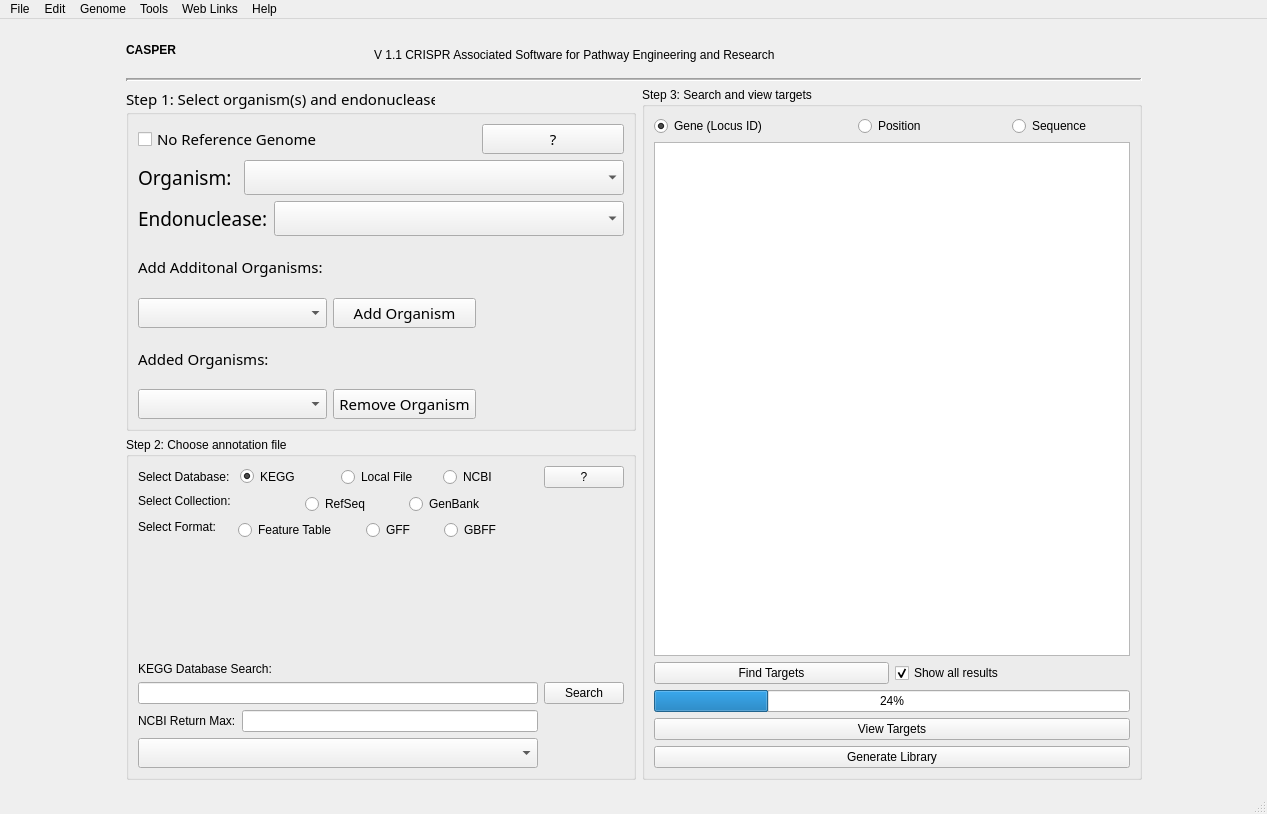
Before: the Qt Designer form CASPER_main.ui in TrinhLab/CASPERapp, drawn with Qt 5.
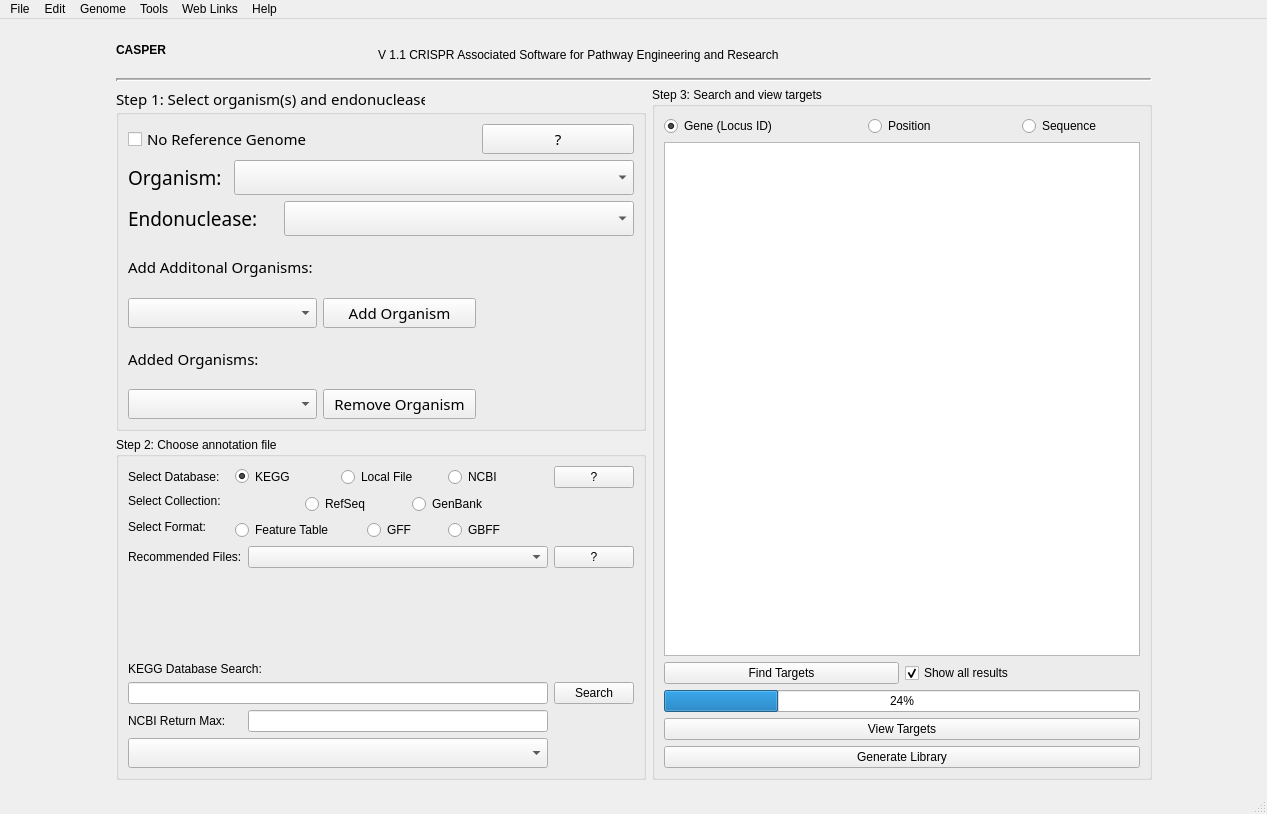
After: the same form once the commit is applied.

Commit message: Pushing update to main that adds in a file recommendation dropwdown for when the user is searching Kegg/NCBI and doesn't know which file to use.

Diff of the .ui file:
```diff
--- a/CASPER_main.ui
+++ b/CASPER_main.ui
@@ -358,46 +358,7 @@
         <layout class="QGridLayout" name="gridLayout_5">
          <item row="1" column="0" rowspan="2" colspan="3">
           <layout class="QGridLayout" name="gridLayout_14">
-           <item row="8" column="0">
-            <widget class="QLabel" name="ncbi_ret_max_label">
-             <property name="text">
-              <string>NCBI Return Max:</string>
-             </property>
-            </widget>
-           </item>
-           <item row="8" column="1">
-            <widget class="QLineEdit" name="ncbi_ret_max_line_edit">
-             <property name="enabled">
-              <bool>true</bool>
-             </property>
-             <property name="toolTip">
-              <string>&lt;html&gt;&lt;head/&gt;&lt;body&gt;&lt;p&gt;This allows you to set the maximum number of results returned from Entrez.&lt;/p&gt;&lt;p&gt;No value above 100 is allowed.&lt;/p&gt;&lt;p&gt;Note: The larger the number entered, the longer the search could take.&lt;/p&gt;&lt;/body&gt;&lt;/html&gt;</string>
-             </property>
-            </widget>
-           </item>
-           <item row="9" column="0" colspan="2">
-            <widget class="QComboBox" name="Annotations_Organism">
-             <property name="minimumSize">
-              <size>
-               <width>320</width>
-               <height>0</height>
-              </size>
-             </property>
-             <property name="font">
-              <font>
-               <family>Sans Serif</family>
-               <pointsize>11</pointsize>
-               <weight>50</weight>
-               <italic>false</italic>
-               <bold>false</bold>
-              </font>
-             </property>
-            </widget>
-           </item>
-           <item row="7" column="0" colspan="2">
-            <widget class="QLineEdit" name="Search_Input"/>
-           </item>
-           <item row="7" column="2">
+           <item row="9" column="2">
             <widget class="QPushButton" name="Search_Button">
              <property name="maximumSize">
               <size>
@@ -457,29 +418,6 @@
              </item>
             </layout>
            </item>
-           <item row="2" column="2">
-            <widget class="QPushButton" name="Confused_Button">
-             <property name="maximumSize">
-              <size>
-               <width>80</width>
-               <height>23</height>
-              </size>
-             </property>
-             <property name="text">
-              <string>?</string>
-             </property>
-            </widget>
-           </item>
-           <item row="6" column="0" colspan="3" alignment="Qt::AlignLeft|Qt::AlignBottom">
-            <widget class="QLabel" name="Search_Label">
-             <property name="text">
-              <string>KEGG Database Search:</string>
-             </property>
-             <property name="alignment">
-              <set>Qt::AlignCenter</set>
-             </property>
-            </widget>
-           </item>
            <item row="3" column="0" colspan="2">
             <layout class="QHBoxLayout" name="horizontalLayout_3">
              <item alignment="Qt::AlignTop">
@@ -570,7 +508,69 @@
              </item>
             </layout>
            </item>
-           <item row="5" column="1">
+           <item row="5" column="0">
+            <widget class="QLabel" name="label_4">
+             <property name="text">
+              <string>Recommended Files:</string>
+             </property>
+            </widget>
+           </item>
+           <item row="8" column="0" colspan="3" alignment="Qt::AlignLeft|Qt::AlignBottom">
+            <widget class="QLabel" name="Search_Label">
+             <property name="text">
+              <string>KEGG Database Search:</string>
+             </property>
+             <property name="alignment">
+              <set>Qt::AlignCenter</set>
+             </property>
+            </widget>
+           </item>
+           <item row="10" column="1">
+            <widget class="QLineEdit" name="ncbi_ret_max_line_edit">
+             <property name="enabled">
+              <bool>true</bool>
+             </property>
+             <property name="toolTip">
+              <string>&lt;html&gt;&lt;head/&gt;&lt;body&gt;&lt;p&gt;This allows you to set the maximum number of results returned from Entrez.&lt;/p&gt;&lt;p&gt;No value above 100 is allowed.&lt;/p&gt;&lt;p&gt;Note: The larger the number entered, the longer the search could take.&lt;/p&gt;&lt;/body&gt;&lt;/html&gt;</string>
+             </property>
+            </widget>
+           </item>
+           <item row="9" column="0" colspan="2">
+            <widget class="QLineEdit" name="Search_Input"/>
+           </item>
+           <item row="2" column="2">
+            <widget class="QPushButton" name="Confused_Button">
+             <property name="maximumSize">
+              <size>
+               <width>80</width>
+               <height>23</height>
+              </size>
+             </property>
+             <property name="text">
+              <string>?</string>
+             </property>
+            </widget>
+           </item>
+           <item row="11" column="0" colspan="2">
+            <widget class="QComboBox" name="Annotations_Organism">
+             <property name="minimumSize">
+              <size>
+               <width>320</width>
+               <height>0</height>
+              </size>
+             </property>
+             <property name="font">
+              <font>
+               <family>Sans Serif</family>
+               <pointsize>11</pointsize>
+               <weight>50</weight>
+               <italic>false</italic>
+               <bold>false</bold>
+              </font>
+             </property>
+            </widget>
+           </item>
+           <item row="6" column="1">
             <spacer name="verticalSpacer">
              <property name="orientation">
               <enum>Qt::Vertical</enum>
@@ -583,6 +583,33 @@
              </property>
             </spacer>
            </item>
+           <item row="10" column="0">
+            <widget class="QLabel" name="ncbi_ret_max_label">
+             <property name="text">
+              <string>NCBI Return Max:</string>
+             </property>
+            </widget>
+           </item>
+           <item row="5" column="2">
+            <widget class="QPushButton" name="rec_files_q">
+             <property name="text">
+              <string>?</string>
+             </property>
+            </widget>
+           </item>
+           <item row="5" column="1">
+            <widget class="QComboBox" name="rec_files">
+             <property name="enabled">
+              <bool>true</bool>
+             </property>
+             <property name="minimumSize">
+              <size>
+               <width>300</width>
+               <height>0</height>
+              </size>
+             </property>
+            </widget>
+           </item>
           </layout>
          </item>
         </layout>
```
Left out of the diff: 2 changed lines with no effect on the pictures. The commit also changes 1 other file.
